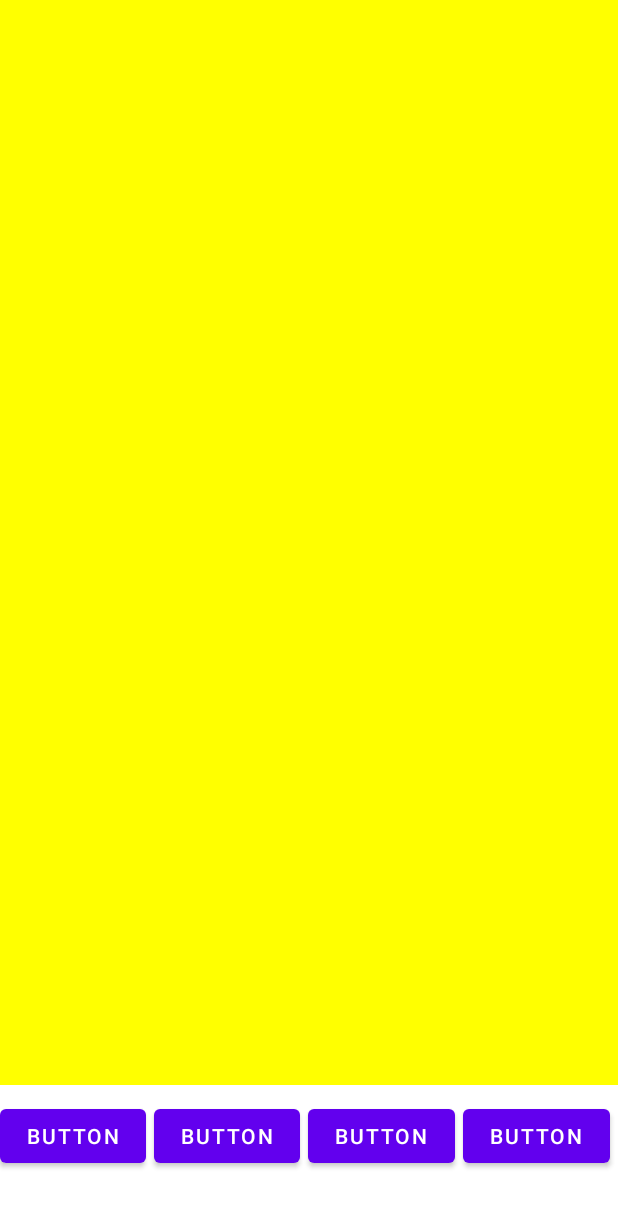
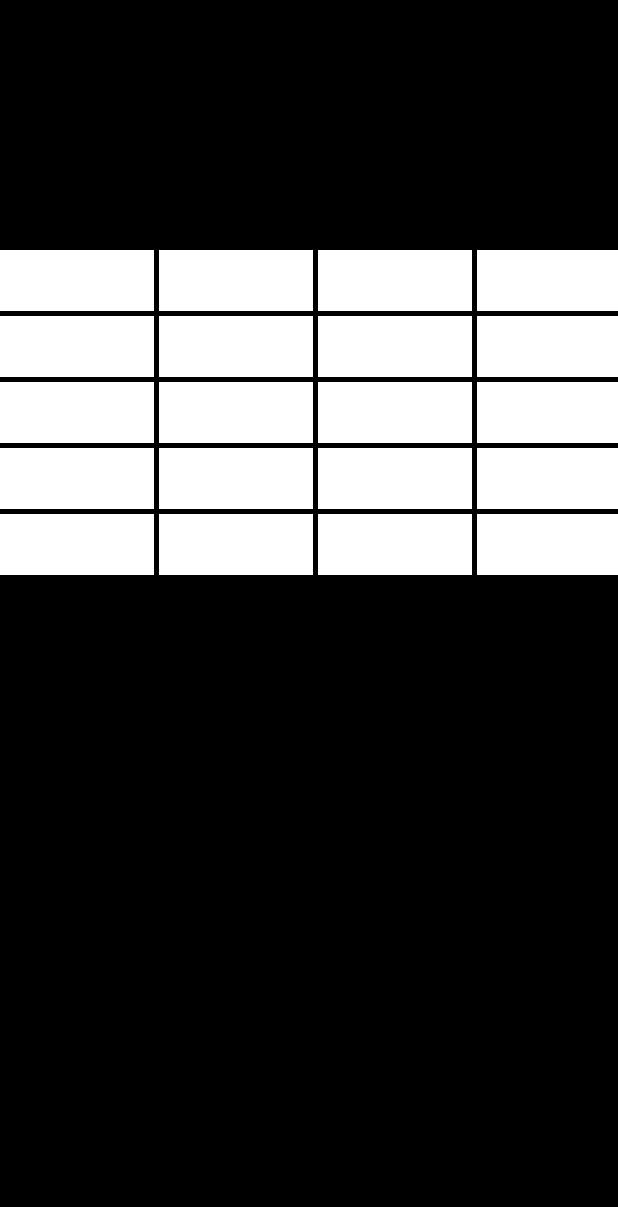
Before and after one commit to shlomoca/Arkanoid, an Android app: the layout activity_main.xml on its own in the app's theme, with its tools: preview values and no code run, on a phone screen of 412 x 824 dp. Shown: the top 1207 px of the screen. Run offline under Robolectric (Android 15) with nearby library versions, the light colour scheme and no system bars.

Commit message:
bricksCollection setup

```diff
--- a/app/src/main/java/com/danielr_shlomoc/ex2/Brick.java
+++ b/app/src/main/java/com/danielr_shlomoc/ex2/Brick.java
@@ -1,4 +1,46 @@
 package com.danielr_shlomoc.ex2;
 
 public class Brick {
+
+    private float left, top,right,bottom;
+
+    public Brick(float left, float top, float right,float bottom) {
+
+        this.left = left;
+        this.top = top;
+        this.right = right;
+        this.bottom= bottom;
+    }
+
+    public float getLeft() {
+        return left;
+    }
+
+    public float getTop() {
+        return top;
+    }
+
+    public float getRight() {
+        return right;
+    }
+
+    public float getBottom() {
+        return bottom;
+    }
+
+    public void setLeft(int left) {
+        this.left = left;
+    }
+
+    public void setTop(int top) {
+        this.top = top;
+    }
+
+    public void setRight(int right) {
+        this.right = right;
+    }
+
+    public void setBottom(int bottom) {
+        this.bottom = bottom;
+    }
 }
--- a/app/src/main/java/com/danielr_shlomoc/ex2/BrickCollection.java
+++ b/app/src/main/java/com/danielr_shlomoc/ex2/BrickCollection.java
@@ -1,4 +1,89 @@
 package com.danielr_shlomoc.ex2;
 
+import android.graphics.Canvas;
+import android.graphics.Color;
+import android.graphics.Paint;
+import android.util.Log;
+
 public class BrickCollection {
+
+    private Brick[][] bricks;
+    private int rows, cols;
+    private float w,h;
+    private Paint brickPaint;
+
+    public BrickCollection(int rows, int cols, int height, int width) {
+
+        bricks = new Brick[rows][cols];
+        this.rows = rows;
+        this.cols = cols;
+        this.w =  width / cols;
+        this.h =  height / 20;
+        float left = 0, top = 250;
+
+        Log.d("myLog","rows: "+rows+" cols: "+cols);
+        // initialize the board bricks
+        for (int i = 0; i < rows; i++) {
+            for (int j = 0; j < cols; j++) {
+                bricks[i][j] = new Brick(left, top, (float) (left + this.w), (float) (top + this.h));
+                left = (float) (left + this.w + 5);
+
+            }
+            left = 0;
+            top = (float) (top + this.h + 5);
+        }
+
+        // brick pen
+        brickPaint = new Paint();
+        brickPaint.setColor(Color.WHITE);
+        brickPaint.setStyle(Paint.Style.FILL);
+        brickPaint.setStrokeWidth(5);
+
+    }
+
+    // This function draw the bricks on the given canvas.
+    public void drawBricks(Canvas canvas) {
+        for (int i = 0; i < rows; i++) {
+            for (int j = 0; j < cols; j++) {
+                float left = this.bricks[i][j].getLeft();
+                float top = this.bricks[i][j].getTop();
+                float right = this.bricks[i][j].getRight();
+                float bottom = this.bricks[i][j].getBottom();
+                canvas.drawRect(left, top, right, bottom, brickPaint);
+            }
+
+        }
+    }
+
+    public Brick[][] getBricks() {
+        return bricks;
+    }
+
+    public void setBricks(Brick[][] bricks) {
+        this.bricks = bricks;
+    }
+
+    public float getW() {
+        return w;
+    }
+
+    public void setW(int w) {
+        this.w = w;
+    }
+
+    public float getH() {
+        return h;
+    }
+
+    public void setH(int h) {
+        this.h = h;
+    }
+
+    public Paint getBrickPaint() {
+        return brickPaint;
+    }
+
+    public void setBrickPaint(Paint brickPaint) {
+        this.brickPaint = brickPaint;
+    }
 }
--- a/app/src/main/java/com/danielr_shlomoc/ex2/GameView.java
+++ b/app/src/main/java/com/danielr_shlomoc/ex2/GameView.java
@@ -13,32 +13,48 @@ public class GameView extends View {
     private static final int GET_READY_STATE = 1;
     private static final int PLAYING_STATE = 2;
     private static final int GAME_OVER_STATE = 3;
-    private Paint p;
+    private final int ROWS;
+    private final int COLS;
+    private int lives, score;
+    private Paint textPaint;
+    private BrickCollection bricks;
 
     public GameView(Context context, AttributeSet attrs) {
         super(context, attrs);
+        lives = 3;
+        score = 0;
+
+        // random number in range 2-6
+        ROWS = (int) (Math.random() * 5) + 2;
+
+        // random number in range 3-7
+        COLS = (int) (Math.random() * 5) + 3;
+
+
+        // text pen
+        textPaint = new Paint();
+        textPaint.setColor(Color.BLACK);
+        textPaint.setTextSize(50);
+        textPaint.setTextAlign(Paint.Align.CENTER);
+        textPaint.setFakeBoldText(true);
+
     }
 
     @Override
     protected void onDraw(Canvas canvas) {
         super.onDraw(canvas);
 
-        p = new Paint();
-        p.setColor(Color.YELLOW);
-        p.setStyle(Paint.Style.FILL);
-//        canvas.drawCircle(getWidth()/2,getHeight()/2,100,p);
-        canvas.drawColor(Color.YELLOW);
+        canvas.drawColor(Color.BLACK);
+
+        bricks.drawBricks(canvas);
 
     }
 
     @Override
     protected void onSizeChanged(int w, int h, int oldw, int oldh) {
         super.onSizeChanged(w, h, oldw, oldh);
-
+        bricks = new BrickCollection(ROWS, COLS, h, w);
     }
 
-    public void drawObj(Paint p){
 
-
-    }
 }
--- a/app/src/main/java/com/danielr_shlomoc/ex2/MainActivity.java
+++ b/app/src/main/java/com/danielr_shlomoc/ex2/MainActivity.java
@@ -1,16 +1,16 @@
 package com.danielr_shlomoc.ex2;
+
+import android.content.pm.ActivityInfo;
+import android.os.Bundle;
+import android.view.View;
+import android.view.WindowManager;
+import android.widget.Button;
 
 import androidx.appcompat.app.AppCompatActivity;
 
-import android.content.pm.ActivityInfo;
-import android.os.Bundle;
-import android.view.WindowManager;
+import java.util.Objects;
 
-import java.util.Objects;
-import android.view.View;
-import android.widget.Button;
-
-public class MainActivity extends AppCompatActivity implements View.OnClickListener {
+public class MainActivity extends AppCompatActivity {
 
     @Override
     protected void onCreate(Bundle savedInstanceState) {
@@ -21,16 +21,10 @@ public class MainActivity extends AppCompatActivity implements View.OnClickListe
         //remove app title
         Objects.requireNonNull(getSupportActionBar()).hide();
         //remove notification bar
-        getWindow().setFlags(WindowManager.LayoutParams.FLAG_FULLSCREEN ,WindowManager.LayoutParams.FLAG_FULLSCREEN);
+        getWindow().setFlags(WindowManager.LayoutParams.FLAG_FULLSCREEN, WindowManager.LayoutParams.FLAG_FULLSCREEN);
 
-
-        Button btn1 = findViewById(R.id.button);
-
-        btn1.setOnClickListener(this);
 
     }
 
-    @Override
-    public void onClick(View v) {
-         }
+
 }
--- a/app/src/main/res/layout/activity_main.xml
+++ b/app/src/main/res/layout/activity_main.xml
@@ -13,49 +13,9 @@
     <com.danielr_shlomoc.ex2.GameView
         android:id="@+id/gameViewID"
         android:layout_width="match_parent"
-        android:layout_height="0dp"
-        android:layout_weight="8"
-        android:layout_marginBottom="10dp"/>
+        android:layout_height="match_parent"
+        />
 
-    <LinearLayout
-        android:layout_width="match_parent"
-        android:layout_height="0dp"
-        android:layout_weight="1"
-        >
-
-        <Button
-            android:id="@+id/button4"
-            android:layout_marginRight="5dp"
-            android:layout_width="wrap_content"
-            android:layout_height="wrap_content"
-            android:layout_weight="1"
-            android:text="Button"
-            />
-
-        <Button
-            android:id="@+id/button3"
-            android:layout_marginRight="5dp"
-            android:layout_width="wrap_content"
-            android:layout_height="wrap_content"
-            android:layout_weight="1"
-            android:text="Button" />
-
-        <Button
-            android:id="@+id/button2"
-            android:layout_marginRight="5dp"
-            android:layout_width="wrap_content"
-            android:layout_height="wrap_content"
-            android:layout_weight="1"
-            android:text="Button" />
-
-        <Button
-            android:id="@+id/button"
-            android:layout_marginRight="5dp"
-            android:layout_width="wrap_content"
-            android:layout_height="wrap_content"
-            android:layout_weight="1"
-            android:text="Button" />
-    </LinearLayout>
 
 
 </LinearLayout>
```
